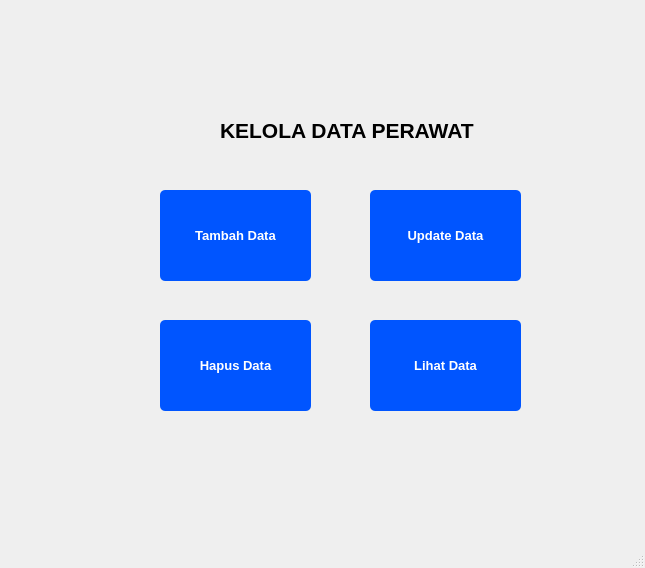
First picture: the form in kelola_perawat.ui, repository naylasalsdev-project/SudiKasusUAS, before the edit.
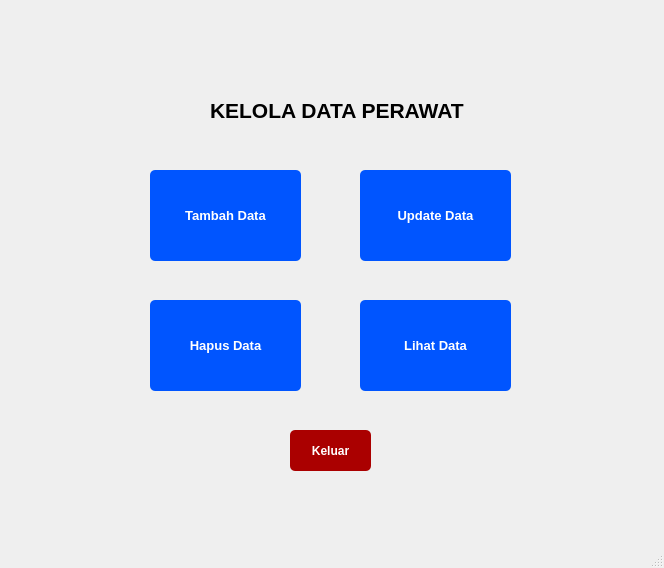
Second picture: the form after the edit.

Diff of the .ui file:
```diff
--- a/kelola_perawat.ui
+++ b/kelola_perawat.ui
@@ -6,7 +6,7 @@
    <rect>
     <x>0</x>
     <y>0</y>
-    <width>645</width>
+    <width>664</width>
     <height>568</height>
    </rect>
   </property>
@@ -17,8 +17,8 @@
    <widget class="QPushButton" name="pushButton_5">
     <property name="geometry">
      <rect>
-      <x>370</x>
-      <y>320</y>
+      <x>360</x>
+      <y>300</y>
       <width>151</width>
       <height>91</height>
      </rect>
@@ -45,8 +45,8 @@
    <widget class="QPushButton" name="pushButton_4">
     <property name="geometry">
      <rect>
-      <x>160</x>
-      <y>320</y>
+      <x>150</x>
+      <y>300</y>
       <width>151</width>
       <height>91</height>
      </rect>
@@ -73,8 +73,8 @@
    <widget class="QLabel" name="label">
     <property name="geometry">
      <rect>
-      <x>220</x>
-      <y>110</y>
+      <x>210</x>
+      <y>90</y>
       <width>261</width>
       <height>41</height>
      </rect>
@@ -93,8 +93,8 @@
    <widget class="QPushButton" name="pushButton_2">
     <property name="geometry">
      <rect>
-      <x>160</x>
-      <y>190</y>
+      <x>150</x>
+      <y>170</y>
       <width>151</width>
       <height>91</height>
      </rect>
@@ -121,8 +121,8 @@
    <widget class="QPushButton" name="pushButton_3">
     <property name="geometry">
      <rect>
-      <x>370</x>
-      <y>190</y>
+      <x>360</x>
+      <y>170</y>
       <width>151</width>
       <height>91</height>
      </rect>
@@ -146,6 +146,34 @@
      <string>Update Data</string>
     </property>
    </widget>
+   <widget class="QPushButton" name="pushButton_6">
+    <property name="geometry">
+     <rect>
+      <x>290</x>
+      <y>430</y>
+      <width>81</width>
+      <height>41</height>
+     </rect>
+    </property>
+    <property name="font">
+     <font>
+      <pointsize>9</pointsize>
+      <weight>75</weight>
+      <bold>true</bold>
+     </font>
+    </property>
+    <property name="styleSheet">
+     <string notr="true">QPushButton {
+    background-color: rgb(170, 0, 0);
+    color: white;
+    border-radius: 5px;   
+    padding: 6px;           
+}</string>
+    </property>
+    <property name="text">
+     <string>Keluar</string>
+    </property>
+   </widget>
   </widget>
   <widget class="QMenuBar" name="menubar">
    <property name="geometry">
```
Left out of the diff: 2 changed lines with no effect on the pictures.
